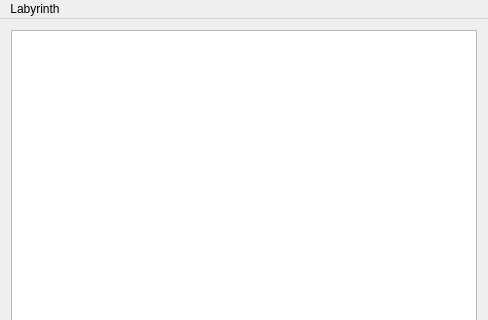
Before: the Qt Designer form mainwindow.ui in kochaika/labyrinth, drawn with Qt 5; both pictures show x 0 to 488 and y 0 to 320 of the 488 by 753 pixel window.
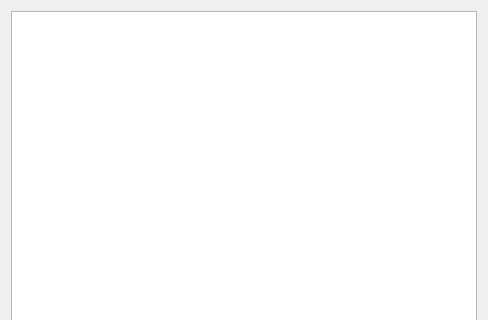
After: the same form once the commit is applied.

Commit message:
Исправлена реакция на отсутствие таблицы результатов
Исправлена ошибка при попытке получить лучший результат, если таблицы
результатов нет

What changed in the file:
```diff
--- a/mainwindow.ui
+++ b/mainwindow.ui
@@ -332,22 +332,6 @@
    </layout>
   </widget>
   <widget class="QStatusBar" name="statusBar"/>
-  <widget class="QMenuBar" name="menuBar">
-   <property name="geometry">
-    <rect>
-     <x>0</x>
-     <y>0</y>
-     <width>488</width>
-     <height>21</height>
-    </rect>
-   </property>
-   <widget class="QMenu" name="menuLabyrinth">
-    <property name="title">
-     <string>Labyrinth</string>
-    </property>
-   </widget>
-   <addaction name="menuLabyrinth"/>
-  </widget>
  </widget>
  <layoutdefault spacing="6" margin="11"/>
  <resources/>
```
The commit also changes 1 other file.
